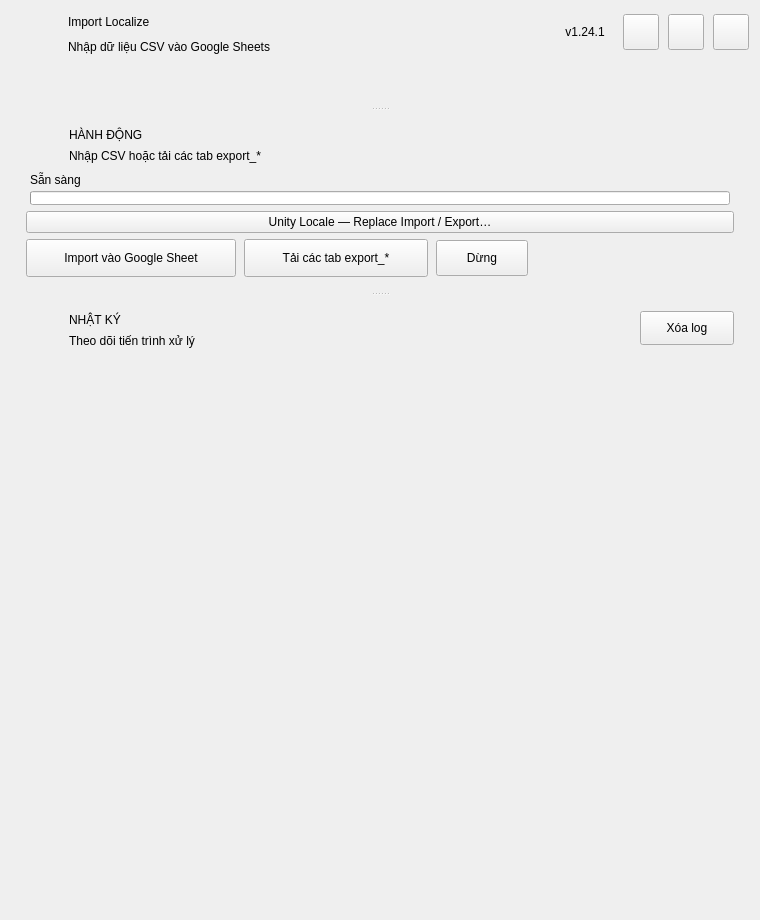
Above: src/import_localize/ui/forms/main_window.ui from longnguy3n/Import-Localize before the change. Below: the same form after it.
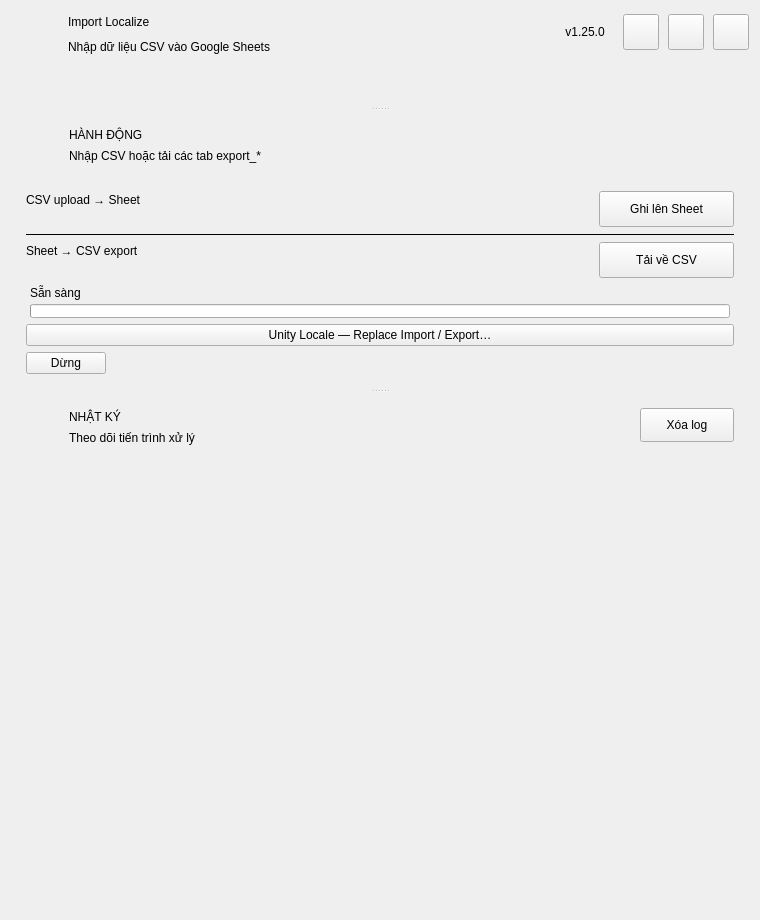
That is the form after the change.

Commit message: Clarify transfer readiness, folder errors and review results (v1.25.0)

```diff
--- a/src/import_localize/ui/forms/main_window.ui
+++ b/src/import_localize/ui/forms/main_window.ui
@@ -175,7 +175,7 @@
          </size>
         </property>
         <property name="text">
-         <string>v1.24.1</string>
+         <string>v1.25.0</string>
         </property>
         <property name="alignment">
          <set>Qt::AlignmentFlag::AlignCenter</set>
@@ -371,6 +371,51 @@
                 <property name="topMargin"><number>0</number></property>
                 <property name="rightMargin"><number>0</number></property>
                 <property name="bottomMargin"><number>0</number></property>
+                <item><widget class="QLabel" name="csvSheetHint">
+                 <property name="wordWrap"><bool>true</bool></property>
+                </widget></item>
+                <item>
+                 <layout class="QHBoxLayout" name="uploadSummaryRow" stretch="1,0">
+                  <item>
+                   <layout class="QVBoxLayout" name="uploadSummaryText">
+                    <property name="spacing"><number>2</number></property>
+                    <item><widget class="QLabel" name="uploadTitle">
+                     <property name="text"><string>CSV upload → Sheet</string></property>
+                    </widget></item>
+                    <item><widget class="QLabel" name="uploadSummary">
+                     <property name="wordWrap"><bool>true</bool></property>
+                    </widget></item>
+                   </layout>
+                  </item>
+                  <item><widget class="QPushButton" name="startButton">
+                   <property name="minimumSize"><size><width>135</width><height>36</height></size></property>
+                   <property name="text"><string>Ghi lên Sheet</string></property>
+                  </widget></item>
+                 </layout>
+                </item>
+                <item><widget class="QFrame" name="transferDivider">
+                 <property name="frameShape"><enum>QFrame::Shape::HLine</enum></property>
+                 <property name="maximumHeight"><number>1</number></property>
+                </widget></item>
+                <item>
+                 <layout class="QHBoxLayout" name="downloadSummaryRow" stretch="1,0">
+                  <item>
+                   <layout class="QVBoxLayout" name="downloadSummaryText">
+                    <property name="spacing"><number>2</number></property>
+                    <item><widget class="QLabel" name="downloadTitle">
+                     <property name="text"><string>Sheet → CSV export</string></property>
+                    </widget></item>
+                    <item><widget class="QLabel" name="downloadSummary">
+                     <property name="wordWrap"><bool>true</bool></property>
+                    </widget></item>
+                   </layout>
+                  </item>
+                  <item><widget class="QPushButton" name="downloadExportTabsButton">
+                   <property name="minimumSize"><size><width>135</width><height>36</height></size></property>
+                   <property name="text"><string>Tải về CSV</string></property>
+                  </widget></item>
+                 </layout>
+                </item>
             <item>
              <widget class="QWidget" name="progressPage">
               <layout class="QVBoxLayout" name="progressLayout">
@@ -441,82 +486,11 @@
               <property name="minimumHeight"><number>36</number></property>
              </widget>
             </item>
-            <item>
-             <layout class="QHBoxLayout" name="actionButtonsLayout">
-              <property name="spacing">
-               <number>8</number>
-              </property>
-              <item>
-               <widget class="QPushButton" name="startButton">
-                <property name="minimumSize">
-                 <size>
-                  <width>210</width>
-                  <height>38</height>
-                 </size>
-                </property>
-                <property name="maximumSize">
-                 <size>
-                  <width>300</width>
-                  <height>16777215</height>
-                 </size>
-                </property>
-                <property name="text">
-                 <string>Import vào Google Sheet</string>
-                </property>
-               </widget>
-              </item>
-              <item>
-               <widget class="QPushButton" name="downloadExportTabsButton">
-                <property name="minimumSize">
-                 <size>
-                  <width>184</width>
-                  <height>38</height>
-                 </size>
-                </property>
-                <property name="maximumSize">
-                 <size>
-                  <width>250</width>
-                  <height>16777215</height>
-                 </size>
-                </property>
-                <property name="text">
-                 <string>Tải các tab export_*</string>
-                </property>
-                <property name="toolTip">
-                 <string>Lưu toàn bộ tab export_* vào thư mục CSV export đã chọn.</string>
-                </property>
-               </widget>
-              </item>
-              <item>
+                <item alignment="Qt::AlignmentFlag::AlignLeft">
                <widget class="QPushButton" name="stopButton">
-                <property name="minimumSize">
-                 <size>
-                  <width>92</width>
-                  <height>36</height>
-                 </size>
-                </property>
-                <property name="text">
-                 <string>Dừng</string>
-                </property>
-                <property name="visible">
-                 <bool>false</bool>
-                </property>
-               </widget>
-              </item>
-              <item>
-               <spacer name="actionRightSpacer">
-                <property name="orientation">
-                 <enum>Qt::Orientation::Horizontal</enum>
-                </property>
-                <property name="sizeHint" stdset="0">
-                 <size>
-                  <width>40</width>
-                  <height>20</height>
-                 </size>
-                </property>
-               </spacer>
-              </item>
-             </layout>
+                  <property name="text"><string>Dừng</string></property>
+                  <property name="visible"><bool>false</bool></property>
+                 </widget>
             </item>
                </layout>
               </widget>
```
Lines whose indentation alone changed are shown as unchanged. The commit also changes 20 other files.
